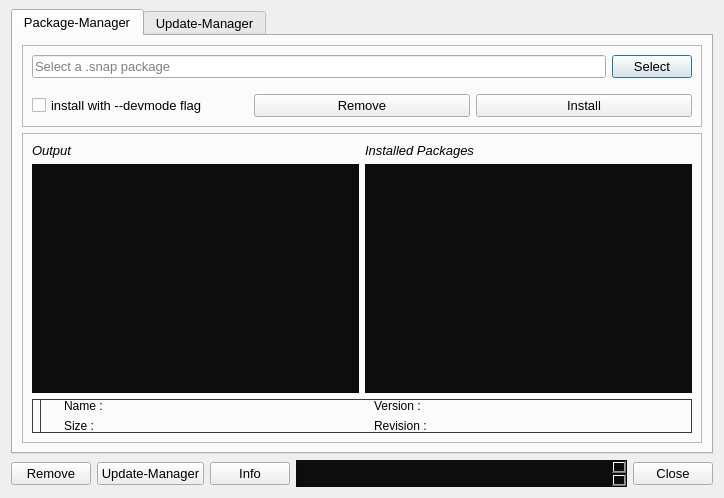
This is snapcraft-qt/install_local_snap_dialog.ui in snapcraft-gui/snapcraft-gui as Qt 5 draws it before an edit. The edited form follows.
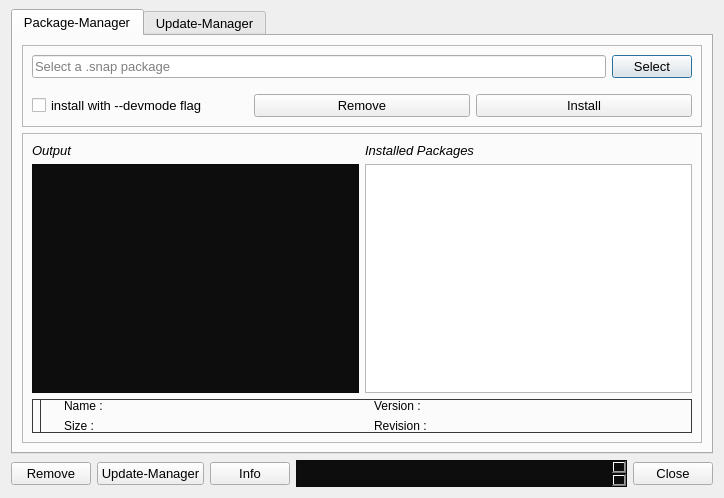
This is the edited form. Icons and pictures are not drawn.

Commit message: bg color

The edit to the form file:
```diff
--- a/snapcraft-qt/install_local_snap_dialog.ui
+++ b/snapcraft-qt/install_local_snap_dialog.ui
@@ -179,8 +179,7 @@
                    </font>
                   </property>
                   <property name="styleSheet">
-                   <string notr="true">background-color:#0D0D0D;
-background-attachment: fixed;</string>
+                   <string notr="true"/>
                   </property>
                   <property name="alternatingRowColors">
                    <bool>true</bool>
```
Left out of the diff: 3 changed lines with no effect on the pictures. The commit also changes 2 other files.
